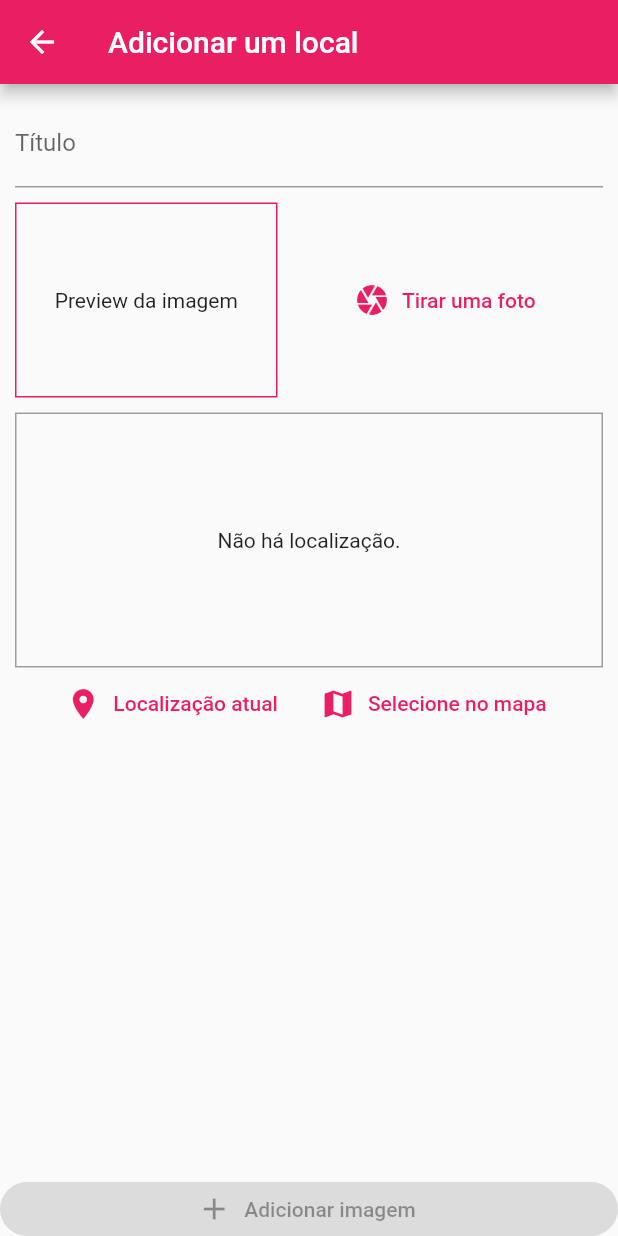
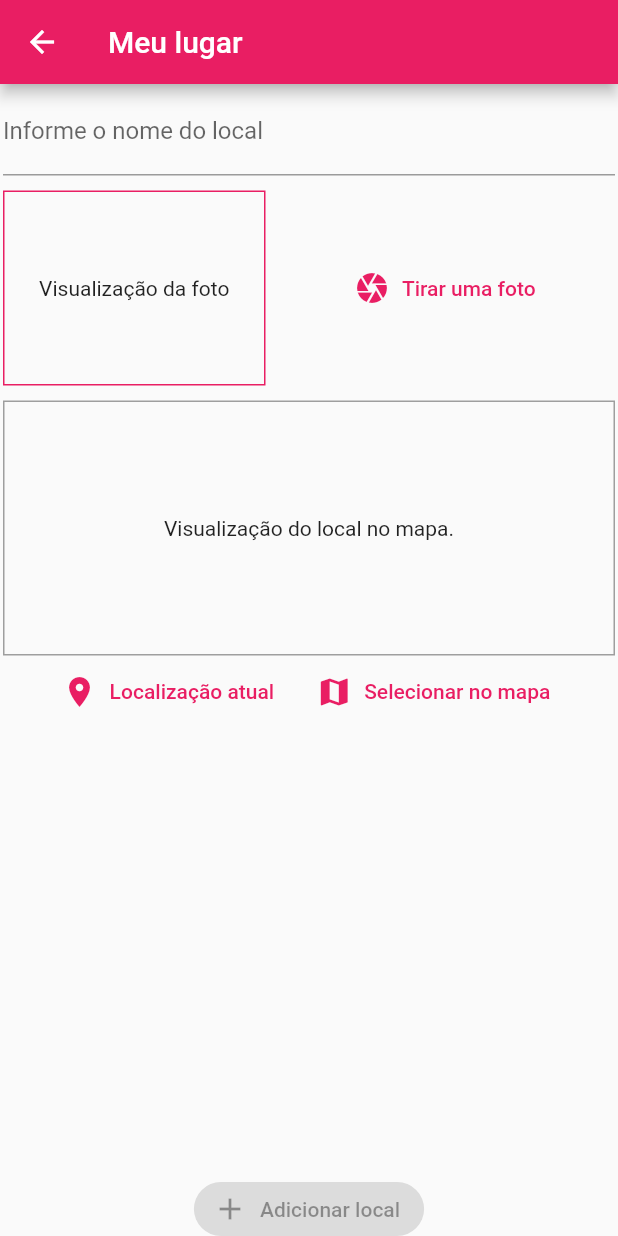
Before and after one commit to juniorstaudt/chat-flutter, a Flutter app: the PlaceFormScreen screen opened by its route, on a phone screen of 412 x 824 dp. Run offline on Flutter 3.47's test engine with Material 2 defaults, Android fonts, the phone set to English and light mode, and no system bars; our stand-ins replace cloud_firestore, firebase_auth, firebase_core, firebase_storage, google_maps_flutter, image_picker and 2 more; accounts and stored records are empty.

```diff
--- a/lib/main.dart
+++ b/lib/main.dart
@@ -5,6 +5,7 @@ import 'package:chat_fiap_19mob/screens/maps_screen.dart';
 import 'package:chat_fiap_19mob/screens/place_detail_screen.dart';
 import 'package:chat_fiap_19mob/screens/place_form_screen.dart';
 import 'package:chat_fiap_19mob/screens/places_list_screen.dart';
+import 'package:chat_fiap_19mob/screens/sum_screen.dart';
 import 'package:firebase_auth/firebase_auth.dart';
 import 'package:firebase_core/firebase_core.dart';
 import 'package:flutter/material.dart';
@@ -33,7 +34,9 @@ class MyApp extends StatelessWidget {
               '/maps': (BuildContext context) => new MapScreen(),
               '/places-list': (BuildContext context) => new PlacesListScreen(),
               '/place-form': (BuildContext context) => new PlaceFormScreen(),
-              '/place-detail': (BuildContext context) => new PlaceDetailScreen()
+              '/place-detail': (BuildContext context) =>
+                  new PlaceDetailScreen(),
+              '/sum-screen': (BuildContext context) => new SumScreen(),
             },
             theme: ThemeData(
               primarySwatch: Colors.pink,
--- a/lib/screens/place_form_screen.dart
+++ b/lib/screens/place_form_screen.dart
@@ -30,7 +30,7 @@ class _PlaceFormScreenState extends State<PlaceFormScreen> {
   }
 
   bool _isValid() {
-    return !_titleController.text.isEmpty &&
+    return _titleController.text.isNotEmpty &&
         _pickedImage != null &&
         _pickedLocation != null;
   }
@@ -51,21 +51,21 @@ class _PlaceFormScreenState extends State<PlaceFormScreen> {
   Widget build(BuildContext context) {
     return Scaffold(
         appBar: AppBar(
-          title: Text('Adicionar um local'),
+          title: Text('Meu lugar'),
         ),
         body: Column(
-          crossAxisAlignment: CrossAxisAlignment.stretch,
+          crossAxisAlignment: CrossAxisAlignment.center,
           children: [
             Expanded(
               child: SingleChildScrollView(
                 child: Padding(
-                  padding: const EdgeInsets.all(10),
+                  padding: const EdgeInsets.all(2),
                   child: Column(
                     children: <Widget>[
                       TextField(
                         controller: _titleController,
                         decoration: InputDecoration(
-                          labelText: 'Título',
+                          labelText: 'Informe o nome do local',
                         ),
                         onChanged: (text) {
                           setState(() {});
@@ -82,7 +82,7 @@ class _PlaceFormScreenState extends State<PlaceFormScreen> {
             ),
             RaisedButton.icon(
               icon: Icon(Icons.add),
-              label: Text('Adicionar imagem'),
+              label: Text('Adicionar local'),
               color: Theme.of(context).primaryColor,
               elevation: 0,
               materialTapTargetSize: MaterialTapTargetSize.shrinkWrap,
--- a/lib/screens/places_list_screen.dart
+++ b/lib/screens/places_list_screen.dart
@@ -7,7 +7,7 @@ class PlacesListScreen extends StatelessWidget {
   Widget build(BuildContext context) {
     return Scaffold(
         appBar: AppBar(
-          title: Text('Meus locais'),
+          title: Text('Meus lugares'),
           actions: <Widget>[
             IconButton(
                 icon: Icon(Icons.add),
@@ -23,7 +23,7 @@ class PlacesListScreen extends StatelessWidget {
               ? Center(child: CircularProgressIndicator())
               : Consumer<MyPlaces>(
                   child: Center(
-                    child: Text('Nenhum local foi adicionado.'),
+                    child: Text('Nenhum local foi adicionado :('),
                   ),
                   builder: (ctx, myPlaces, chld) => myPlaces.itemsCount == 0
                       ? chld
--- a/lib/utils/location_util.dart
+++ b/lib/utils/location_util.dart
@@ -2,7 +2,7 @@ import 'dart:convert';
 import 'package:google_maps_flutter/google_maps_flutter.dart';
 import 'package:http/http.dart' as http;
 
-const GOOGLE_API_KEY = 'GOOGLE_KEY';
+const GOOGLE_API_KEY = 'AIzaSyARJMkyt5Nt57sNMZlj0UuzHsGG8wZvHvQ';
 
 class LocationUtil {
   static String generateLocationPreviewImage({
--- a/lib/widgets/image_input.dart
+++ b/lib/widgets/image_input.dart
@@ -54,7 +54,7 @@ class _ImageInputState extends State<ImageInput> {
                   width: double.infinity,
                   fit: BoxFit.cover,
                 )
-              : Text('Preview da imagem'),
+              : Text('Visualização da foto'),
         ),
         SizedBox(width: 10),
         Expanded(
--- a/lib/widgets/location_input.dart
+++ b/lib/widgets/location_input.dart
@@ -63,7 +63,7 @@ class _LocationInputState extends State<LocationInput> {
               border: Border.all(width: 1, color: Colors.grey),
             ),
             child: _previewImageUrl == null
-                ? Text('Não há localização.')
+                ? Text('Visualização do local no mapa.')
                 : Image.network(
                     _previewImageUrl,
                     fit: BoxFit.cover,
@@ -81,7 +81,7 @@ class _LocationInputState extends State<LocationInput> {
             FlatButton.icon(
               onPressed: _selectOnMap,
               icon: Icon(Icons.map),
-              label: Text('Selecione no mapa'),
+              label: Text('Selecionar no mapa'),
               textColor: Theme.of(context).primaryColor,
             )
           ],
```
Also changed, not shown: lib/screens/chat_screen.dart (+17 -1 lines), lib/screens/sum_screen.dart (added, +77 -0 lines), 2 other files.
